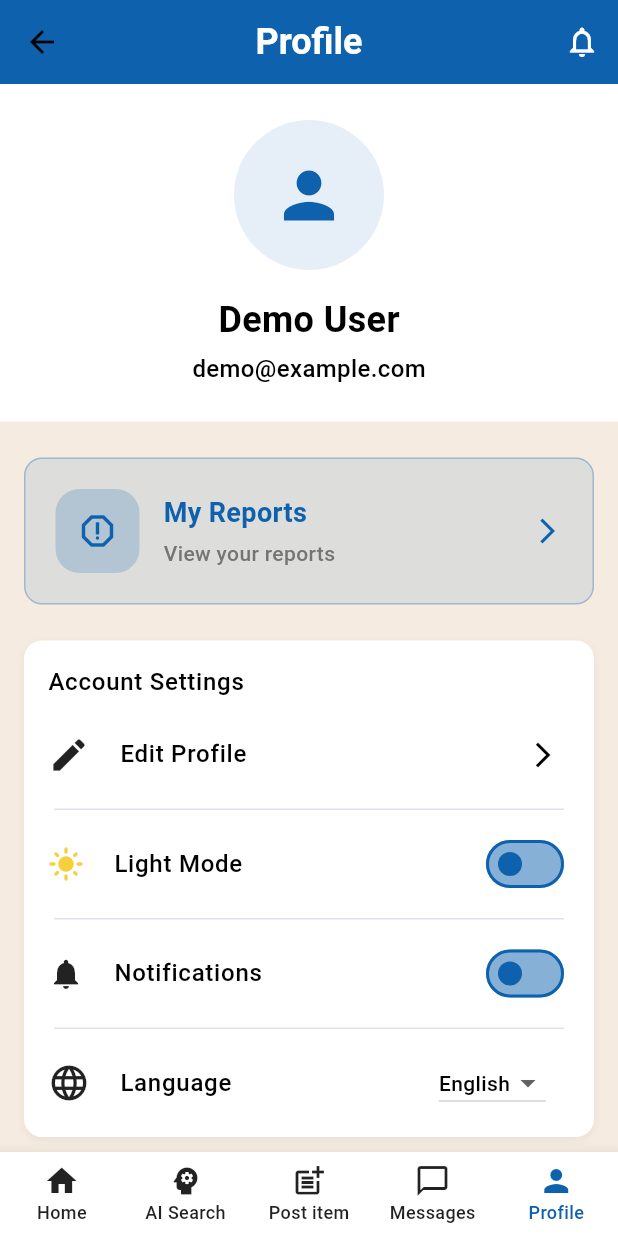
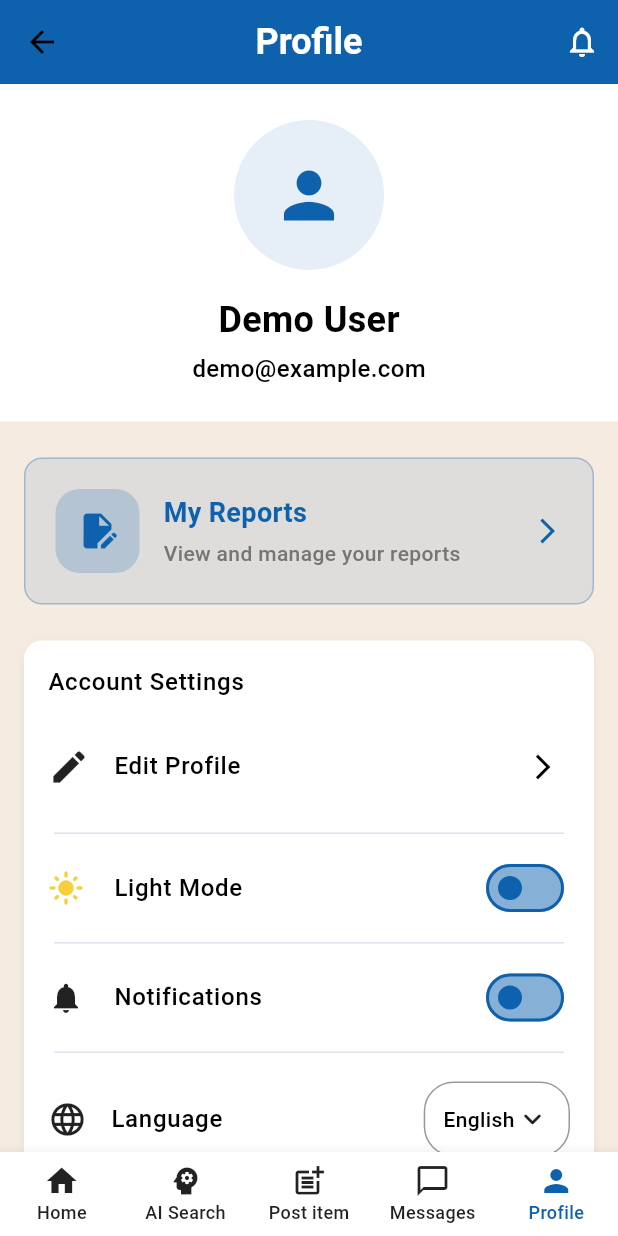
Before and after one commit to Abdullah-Balasmeh/thameen_new, a Flutter app: the BaseView screen opened by its route, swiped to page 5, on a phone screen of 412 x 824 dp. Run offline on Flutter 3.47's test engine with Material 3 defaults, Android fonts, the phone set to English and light mode, and no system bars; our stand-ins replace animated_splash_screen, cloud_firestore, dartz, expandable_page_view, firebase_auth, firebase_core and 9 more; missing offline and left inert: encrypt; accounts and stored records are empty; Roboto replaces fonts that are missing (Poppins); project files that could hold a hidden picture were left out.

Commit message:
fix bug base navigation and profile view ui almost done

```diff
--- a/lib/features/profile/presentation/widgets/language_list_tile_drop_down_menu.dart
+++ b/lib/features/profile/presentation/widgets/language_list_tile_drop_down_menu.dart
@@ -1,51 +1,81 @@
 import 'package:flutter/material.dart';
+import 'package:provider/provider.dart';
+import 'package:thameen/core/language/language_provider.dart';
 
-class LanguageListTileDropDownMenu extends StatelessWidget {
+class LanguageListTileDropDownMenu extends StatefulWidget {
   const LanguageListTileDropDownMenu({super.key});
+
+  @override
+  State<LanguageListTileDropDownMenu> createState() =>
+      _LanguageListTileDropDownMenuState();
+}
+
+class _LanguageListTileDropDownMenuState
+    extends State<LanguageListTileDropDownMenu> {
+  String currentLanguage = 'English';
 
   @override
   Widget build(BuildContext context) {
     final theme = Theme.of(context);
-    return ListTile(
+    final languageProvider = Provider.of<LanguageProvider>(
+      context,
+      listen: false,
+    );
+    return Material(
+      color: Colors.transparent,
+      child: ListTile(
         contentPadding: EdgeInsets.zero,
-      dense: true,
-      visualDensity: VisualDensity.compact,
-      horizontalTitleGap: 16,
-      minVerticalPadding: 0,
         leading: Icon(
           Icons.language,
           color: theme.iconTheme.color,
-        size: 28,
+          size: 26,
         ),
-      title: Padding(
-        padding: const EdgeInsets.only(left: 8.0),
-        child: Text(
+        title: Text(
           'Language',
           style: theme.textTheme.bodyLarge,
         ),
+        trailing: Container(
+          padding: const EdgeInsets.symmetric(horizontal: 12),
+          decoration: BoxDecoration(
+            color: theme.colorScheme.surface,
+            borderRadius: BorderRadius.circular(20),
+            border: Border.all(
+              color: theme.dividerColor.withValues(alpha: 0.4),
             ),
-      trailing: DropdownButton<String>(
-        value: 'English',
-        underline: null,
+          ),
+          child: DropdownButtonHideUnderline(
+            child: DropdownButton<String>(
+              value: currentLanguage,
+              icon: Icon(
+                Icons.keyboard_arrow_down_rounded,
+                color: theme.iconTheme.color,
+              ),
+              elevation: 2,
+              borderRadius: BorderRadius.circular(16),
+              style: theme.textTheme.bodyMedium,
               dropdownColor: theme.colorScheme.surface,
-        padding: const EdgeInsets.symmetric(horizontal: 16),
-        items: [
+              items: const [
                 DropdownMenuItem(
                   value: 'English',
-            child: Text(
-              'English',
-              style: theme.textTheme.bodyMedium,
-            ),
+                  child: Text('English'),
                 ),
                 DropdownMenuItem(
                   value: 'Arabic',
-            child: Text(
-              'Arabic',
-              style: theme.textTheme.bodyMedium,
+                  child: Text('Arabic'),
+                ),
+              ],
+              onChanged: (value) {
+                if (value == null) return;
+                setState(() {
+                  currentLanguage = value;
+                });
+                languageProvider.changeLanguage(
+                  value == 'English' ? 'en' : 'ar',
+                );
+              },
             ),
           ),
-        ],
-        onChanged: (value) {},
+        ),
       ),
     );
   }
--- a/lib/features/profile/presentation/widgets/my_reports_card.dart
+++ b/lib/features/profile/presentation/widgets/my_reports_card.dart
@@ -9,10 +9,10 @@ class MyReportsCard extends StatelessWidget {
     return Container(
       margin: const EdgeInsets.symmetric(horizontal: 16),
       decoration: BoxDecoration(
-        color: AppColors.primary.withOpacity(0.1),
+        color: AppColors.primary.withValues(alpha: 0.1),
         borderRadius: BorderRadius.circular(12),
         border: Border.all(
-          color: AppColors.primary.withOpacity(0.3),
+          color: AppColors.primary.withValues(alpha: 0.3),
           width: 1,
         ),
       ),
@@ -30,11 +30,11 @@ class MyReportsCard extends StatelessWidget {
                   width: 56,
                   height: 56,
                   decoration: BoxDecoration(
-                    color: AppColors.primary.withOpacity(0.2),
+                    color: AppColors.primary.withValues(alpha: 0.2),
                     borderRadius: BorderRadius.circular(16),
                   ),
                   child: const Icon(
-                    Icons.report_outlined,
+                    Icons.edit_document,
                     size: 28,
                     color: AppColors.primary,
                   ),
@@ -57,7 +57,7 @@ class MyReportsCard extends StatelessWidget {
                       ),
                       const SizedBox(height: 4),
                       Text(
-                        'View your reports',
+                        'View and manage your reports',
                         style: TextStyle(
                           fontSize: 14,
                           color: Colors.grey[600],
--- a/lib/features/profile/presentation/widgets/profile_list_tile.dart
+++ b/lib/features/profile/presentation/widgets/profile_list_tile.dart
@@ -18,22 +18,14 @@ class ProfileListTile extends StatelessWidget {
       onTap: onTap,
       child: ListTile(
         contentPadding: EdgeInsets.zero,
-        minLeadingWidth: 0,
-        dense: true,
-        visualDensity: VisualDensity.compact,
-        horizontalTitleGap: 16,
-        minVerticalPadding: 0,
         leading: Icon(
           icon,
           color: theme.iconTheme.color,
           size: 28,
         ),
-        title: Padding(
-          padding: const EdgeInsets.only(left: 8),
-          child: Text(
-            title,
-            style: theme.textTheme.bodyLarge,
-          ),
+        title: Text(
+          title,
+          style: theme.textTheme.bodyLarge,
         ),
         trailing: const Padding(
           padding: EdgeInsets.only(right: 8),
--- a/lib/features/splash/presentation/views/splash_view.dart
+++ b/lib/features/splash/presentation/views/splash_view.dart
@@ -4,7 +4,7 @@ import 'package:flutter_native_splash/flutter_native_splash.dart';
 import 'package:thameen/core/constants/shared_pref_constants.dart';
 import 'package:thameen/core/utils/assets.dart';
 import 'package:thameen/features/auth/presentation/views/sign_in_view.dart';
-import 'package:thameen/features/home/presentation/views/home_view.dart';
+import 'package:thameen/features/base/presentation/views/base_view.dart';
 import 'package:thameen/features/onBoarding/presentation/views/on_boarding_view.dart';
 import 'package:thameen/shared/services/shared_preferences_singleton.dart';
 
@@ -40,7 +40,7 @@ class _SplashViewState extends State<SplashView> {
     final bool isRememberMe = SharedPreferencesSingleton.getBool(kisRememberMe);
     if (isSeen) {
       if (isRememberMe) {
-        return const HomeView();
+        return const BaseView();
       } else {
         return const SignInView();
       }
```
Lines whose indentation alone changed are shown as unchanged.
